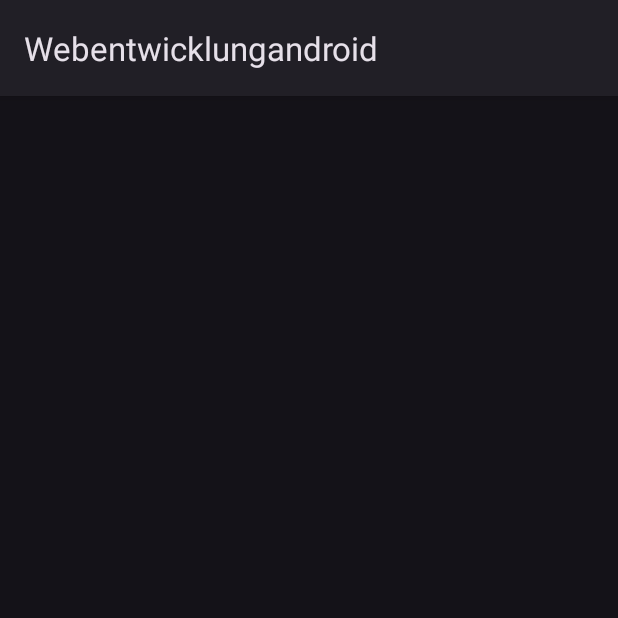
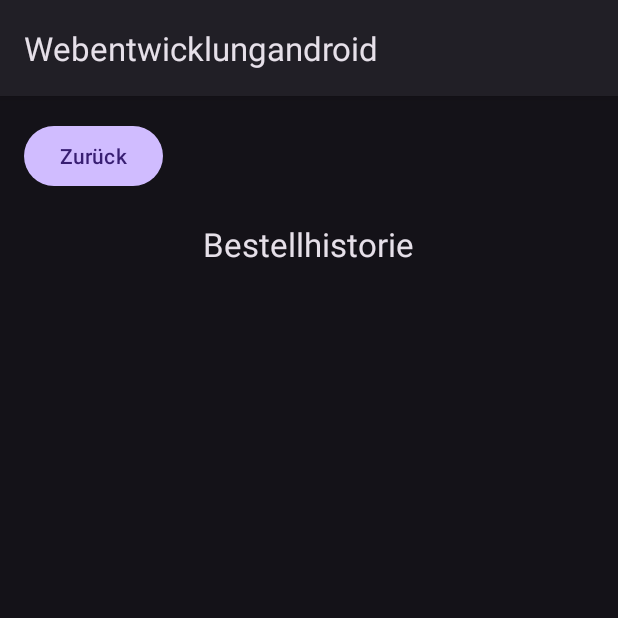
Before and after one commit to OemerFarukYildiz/App-Entwicklung-mit-Android-SoSe-2024, an Android app: the screen it shows after launch once a user with an empty profile is signed in (bestellHistorie before the commit, bestellhistorie after it), after a tap on "Bestellhistorie", on a phone screen of 412 x 824 dp, the top half of it. Run offline under Robolectric (Android 15) with nearby library versions, the phone set to English and light mode, and no system bars; our stand-ins replace Firebase (no records; nobody signed in at launch, a user with empty details on screens opened directly).

Commit message:
Eight Commit We are done

```diff
--- a/app/src/main/AndroidManifest.xml
+++ b/app/src/main/AndroidManifest.xml
@@ -30,7 +30,7 @@
             android:name=".warenkorb"
             android:exported="false" />
         <activity
-            android:name=".bestellHistorie"
+            android:name=".bestellhistorie"
             android:exported="false" />
         <activity
             android:name=".shoppingMenu"
--- a/app/src/main/java/com/example/webentwicklungandroid/MainActivity.java
+++ b/app/src/main/java/com/example/webentwicklungandroid/MainActivity.java
@@ -60,7 +60,7 @@ public class MainActivity extends AppCompatActivity {
         });
 
         bestellHistorieButton.setOnClickListener(v -> {
-            Intent intent = new Intent(getApplicationContext(), bestellHistorie.class);
+            Intent intent = new Intent(getApplicationContext(), bestellhistorie.class);
             startActivity(intent);
         });
     }
--- a/app/src/main/java/com/example/webentwicklungandroid/bestellHistorie.java
+++ /dev/null
@@ -1,24 +0,0 @@
-package com.example.webentwicklungandroid;
-
-import android.os.Bundle;
-
-import androidx.activity.EdgeToEdge;
-import androidx.appcompat.app.AppCompatActivity;
-import androidx.core.graphics.Insets;
-import androidx.core.view.ViewCompat;
-import androidx.core.view.WindowInsetsCompat;
-
-public class bestellHistorie extends AppCompatActivity {
-
-    @Override
-    protected void onCreate(Bundle savedInstanceState) {
-        super.onCreate(savedInstanceState);
-        EdgeToEdge.enable(this);
-        setContentView(R.layout.activity_bestell_historie);
-        ViewCompat.setOnApplyWindowInsetsListener(findViewById(R.id.main), (v, insets) -> {
-            Insets systemBars = insets.getInsets(WindowInsetsCompat.Type.systemBars());
-            v.setPadding(systemBars.left, systemBars.top, systemBars.right, systemBars.bottom);
-            return insets;
-        });
-    }
-}
--- /dev/null
+++ b/app/src/main/java/com/example/webentwicklungandroid/bestellhistorie.java
@@ -0,0 +1,76 @@
+package com.example.webentwicklungandroid;
+
+import android.content.Intent;
+import android.os.Bundle;
+import android.util.Log;
+import android.view.View;
+import android.widget.ArrayAdapter;
+import android.widget.Button;
+import android.widget.ListView;
+import android.widget.Toast;
+import androidx.annotation.NonNull;
+import androidx.appcompat.app.AppCompatActivity;
+
+import com.google.firebase.auth.FirebaseAuth;
+import com.google.firebase.auth.FirebaseUser;
+import com.google.firebase.database.DataSnapshot;
+import com.google.firebase.database.DatabaseError;
+import com.google.firebase.database.DatabaseReference;
+import com.google.firebase.database.FirebaseDatabase;
+import com.google.firebase.database.ValueEventListener;
+
+import java.util.ArrayList;
+import java.util.Map;
+
+public class bestellhistorie extends AppCompatActivity {
+    private ListView orderListView;
+    private Button backButton;
+    private DatabaseReference databaseReference;
+    private FirebaseUser currentUser;
+
+    @Override
+    protected void onCreate(Bundle savedInstanceState) {
+        super.onCreate(savedInstanceState);
+        setContentView(R.layout.activity_bestell_historie);
+
+        orderListView = findViewById(R.id.order_list);
+        backButton = findViewById(R.id.back_to_main_button);
+        currentUser = FirebaseAuth.getInstance().getCurrentUser();
+        databaseReference = FirebaseDatabase.getInstance("https://login-register-7710b-default-rtdb.europe-west1.firebasedatabase.app/").getReference();
+
+        backButton.setOnClickListener(v -> startActivity(new Intent(bestellhistorie.this, MainActivity.class)));
+
+        if (currentUser != null) {
+            loadOrderHistory();
+        } else {
+            Toast.makeText(this, "Benutzer nicht angemeldet!", Toast.LENGTH_SHORT).show();
+        }
+    }
+
+    private void loadOrderHistory() {
+        DatabaseReference ordersRef = databaseReference.child("orders").child(currentUser.getUid());
+        ordersRef.addValueEventListener(new ValueEventListener() {
+            @Override
+            public void onDataChange(@NonNull DataSnapshot dataSnapshot) {
+                ArrayList<String> orders = new ArrayList<>();
+                for (DataSnapshot snapshot : dataSnapshot.getChildren()) {
+                    Map<String, Long> order = (Map<String, Long>) snapshot.getValue();
+                    StringBuilder orderDetails = new StringBuilder("Bestellung: ");
+                    if (order != null) {
+                        for (Map.Entry<String, Long> entry : order.entrySet()) {
+                            orderDetails.append(entry.getKey()).append(" x ").append(entry.getValue()).append(", ");
+                        }
+                        orders.add(orderDetails.toString());
+                    }
+                }
+                ArrayAdapter<String> adapter = new ArrayAdapter<>(bestellhistorie.this, android.R.layout.simple_list_item_1, orders);
+                orderListView.setAdapter(adapter);
+            }
+
+            @Override
+            public void onCancelled(@NonNull DatabaseError databaseError) {
+                Log.e("Firebase", "Fehler beim Laden der Bestellhistorie: " + databaseError.getMessage());
+            }
+        });
+    }
+}
--- a/app/src/main/res/layout/activity_bestell_historie.xml
+++ b/app/src/main/res/layout/activity_bestell_historie.xml
@@ -1,10 +1,32 @@
 <?xml version="1.0" encoding="utf-8"?>
-<androidx.constraintlayout.widget.ConstraintLayout xmlns:android="http://schemas.android.com/apk/res/android"
-    xmlns:app="http://schemas.android.com/apk/res-auto"
-    xmlns:tools="http://schemas.android.com/tools"
-    android:id="@+id/main"
+<RelativeLayout xmlns:android="http://schemas.android.com/apk/res/android"
     android:layout_width="match_parent"
     android:layout_height="match_parent"
-    tools:context=".bestellHistorie">
+    android:padding="16dp">
 
-</androidx.constraintlayout.widget.ConstraintLayout>
+    <Button
+        android:id="@+id/back_to_main_button"
+        android:layout_width="wrap_content"
+        android:layout_height="wrap_content"
+        android:text="Zurück"
+        android:layout_alignParentTop="true"
+        android:layout_alignParentStart="true"/>
+
+    <TextView
+        android:id="@+id/title_text"
+        android:layout_width="wrap_content"
+        android:layout_height="wrap_content"
+        android:text="Bestellhistorie"
+        android:textAppearance="?android:attr/textAppearanceLarge"
+        android:layout_centerHorizontal="true"
+        android:layout_below="@id/back_to_main_button"
+        android:layout_marginTop="20dp"/>
+
+    <ListView
+        android:id="@+id/order_list"
+        android:layout_width="match_parent"
+        android:layout_height="match_parent"
+        android:layout_below="@id/title_text"
+        android:layout_marginTop="20dp"/>
+
+</RelativeLayout>
```
